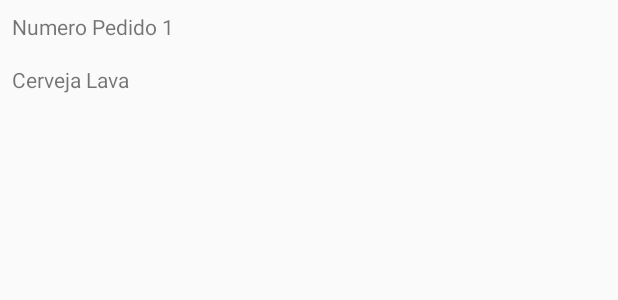
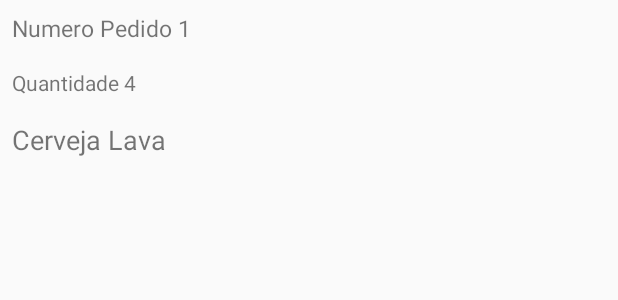
Before and after one commit to dieinimymaganha/SistemaPedidosAndroid, an Android app: the layout itens_pedidos.xml on its own in the app's theme, with its tools: preview values and no code run, on a phone screen of 412 x 824 dp. Shown: the top 300 px of the screen. Run offline under Robolectric (Android 15) with nearby library versions, the light colour scheme and no system bars.

Commit message:
Refatoarndo os arraysadapter pra exibir melhor os dados

```diff
--- a/app/src/main/java/com/example/sistemapedidosandroid/ui/activity/ListarPedidos.java
+++ b/app/src/main/java/com/example/sistemapedidosandroid/ui/activity/ListarPedidos.java
@@ -15,6 +15,7 @@ import androidx.appcompat.app.AppCompatActivity;
 import com.example.sistemapedidosandroid.R;
 import com.example.sistemapedidosandroid.modelo.Pedido;
 import com.example.sistemapedidosandroid.retrofit.RetrofitInicializador;
+import com.example.sistemapedidosandroid.ui.activity.adapter.ListaPedidosAdapter;
 import com.example.sistemapedidosandroid.ui.activity.adapter.ListaPedidosPorClienteAdapter;
 
 import java.util.List;
@@ -32,7 +33,7 @@ public class ListarPedidos extends AppCompatActivity {
 
     Long id;
 
-    ListaPedidosPorClienteAdapter adapterPedidos;
+    ListaPedidosAdapter adapterPedidos;
 
     @Override
     protected void onCreate(Bundle savedInstanceState) {
@@ -66,7 +67,7 @@ public class ListarPedidos extends AppCompatActivity {
 
     private void criaAdapterListView(Response<List<Pedido>> response) {
         List<Pedido> pedidos = response.body();
-        adapterPedidos = new ListaPedidosPorClienteAdapter(this, pedidos);
+        adapterPedidos = new ListaPedidosAdapter(this, pedidos);
         lista_pedidos.setAdapter(adapterPedidos);
     }
 
--- a/app/src/main/res/layout/itens_pedidos.xml
+++ b/app/src/main/res/layout/itens_pedidos.xml
@@ -6,32 +6,27 @@
     android:orientation="vertical">
 
     <TextView
-        android:id="@+id/itens_pedidos_id"
+        android:id="@+id/itens_pedidos_nome_cliente"
         android:layout_width="match_parent"
         android:layout_height="wrap_content"
         android:layout_margin="8dp"
+        android:textSize="15dp"
         tools:text="Numero Pedido 1" />
 
-    <LinearLayout
-        android:layout_width="wrap_content"
+
+    <TextView
+        android:id="@+id/itens_pedido_cliente_numero_pedido"
+        android:layout_width="match_parent"
         android:layout_height="wrap_content"
-        android:orientation="horizontal">
+        android:layout_margin="8dp"
+        tools:text="Quantidade 4" />
 
     <TextView
         android:id="@+id/itens_pedidos_produto"
         android:layout_width="match_parent"
         android:layout_height="wrap_content"
         android:layout_margin="8dp"
+        android:textSize="18dp"
         tools:text="Cerveja Lava" />
 
-<!--        <TextView-->
-<!--            android:id="@+id/itens_pedido_cliente_quantidade"-->
-<!--            android:layout_width="match_parent"-->
-<!--            android:layout_height="wrap_content"-->
-<!--            android:layout_margin="8dp"-->
-<!--            tools:text="Quantidade 4" />-->
-
 </LinearLayout>
-
-
-</LinearLayout>
--- a/app/src/main/res/layout/itens_pedidos_por_cliente.xml
+++ b/app/src/main/res/layout/itens_pedidos_por_cliente.xml
@@ -22,6 +22,7 @@
             android:layout_width="match_parent"
             android:layout_height="wrap_content"
             android:layout_margin="8dp"
+            android:textSize="18dp"
             tools:text="Cerveja Lava" />
 
     </LinearLayout>
```
Also changed, not shown: app/src/main/java/com/example/sistemapedidosandroid/ui/activity/adapter/ListaPedidosAdapter.java (+5 -4 lines). Lines whose indentation alone changed are shown as unchanged.
